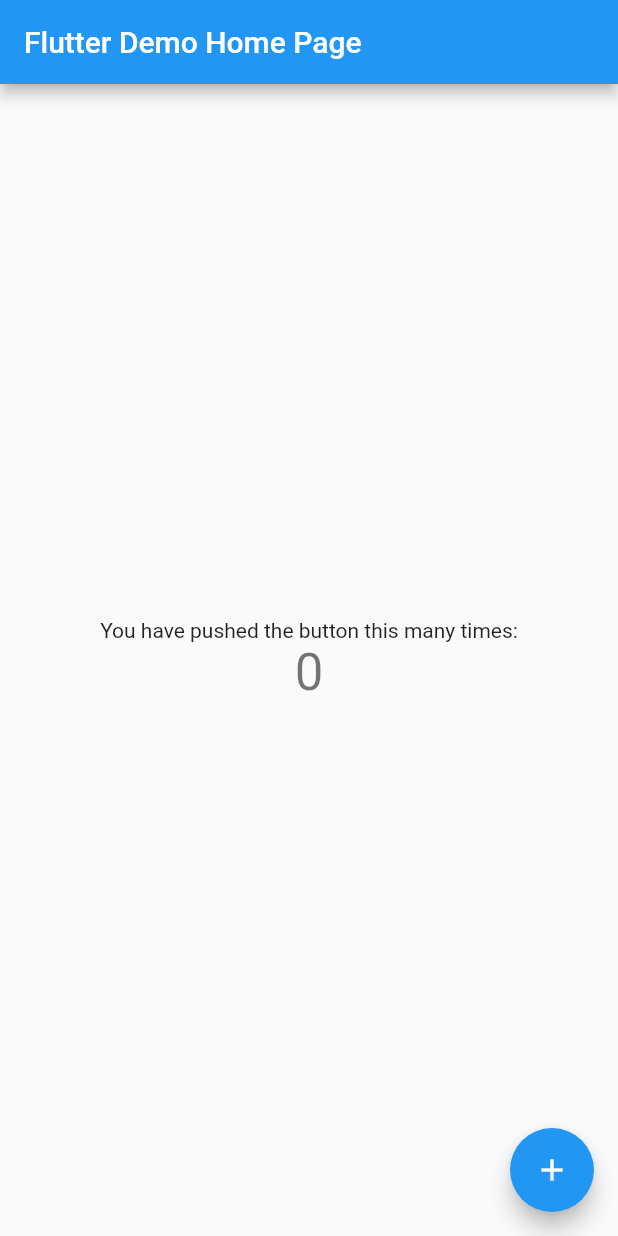
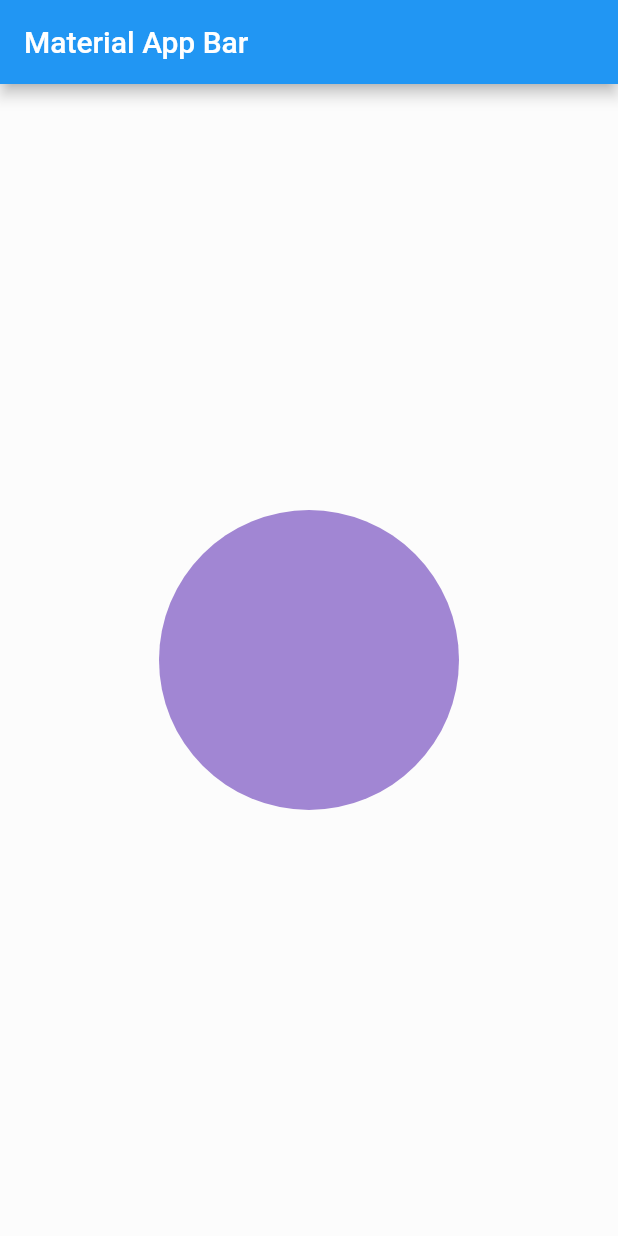
Before and after one commit to jamescardona11/flutter_art_project, a Flutter app: the screen it shows after launch, on a phone screen of 412 x 824 dp. Run offline on Flutter 3.47's test engine with Material 2 defaults, Android fonts, the phone set to English and light mode, and no system bars.

Commit message:
create particle, list and basic view

```diff
--- a/lib/main.dart
+++ b/lib/main.dart
@@ -1,113 +1,21 @@
 import 'package:flutter/material.dart';
 
-void main() {
-  runApp(MyApp());
-}
+import 'views/particles/particle_view.dart';
+
+void main() => runApp(MyApp());
 
 class MyApp extends StatelessWidget {
-  // This widget is the root of your application.
   @override
   Widget build(BuildContext context) {
     return MaterialApp(
-      title: 'Flutter Demo',
-      theme: ThemeData(
-        // This is the theme of your application.
-        //
-        // Try running your application with "flutter run". You'll see the
-        // application has a blue toolbar. Then, without quitting the app, try
-        // changing the primarySwatch below to Colors.green and then invoke
-        // "hot reload" (press "r" in the console where you ran "flutter run",
-        // or simply save your changes to "hot reload" in a Flutter IDE).
-        // Notice that the counter didn't reset back to zero; the application
-        // is not restarted.
-        primarySwatch: Colors.blue,
+      title: 'Material App',
+      debugShowCheckedModeBanner: false,
+      home: Scaffold(
+        appBar: AppBar(
+          title: Text('Material App Bar'),
+        ),
+        body: ParticleView(),
       ),
-      home: MyHomePage(title: 'Flutter Demo Home Page'),
     );
   }
 }
-
-class MyHomePage extends StatefulWidget {
-  MyHomePage({Key key, this.title}) : super(key: key);
-
-  // This widget is the home page of your application. It is stateful, meaning
-  // that it has a State object (defined below) that contains fields that affect
-  // how it looks.
-
-  // This class is the configuration for the state. It holds the values (in this
-  // case the title) provided by the parent (in this case the App widget) and
-  // used by the build method of the State. Fields in a Widget subclass are
-  // always marked "final".
-
-  final String title;
-
-  @override
-  _MyHomePageState createState() => _MyHomePageState();
-}
-
-class _MyHomePageState extends State<MyHomePage> {
-  int _counter = 0;
-
-  void _incrementCounter() {
-    setState(() {
-      // This call to setState tells the Flutter framework that something has
-      // changed in this State, which causes it to rerun the build method below
-      // so that the display can reflect the updated values. If we changed
-      // _counter without calling setState(), then the build method would not be
-      // called again, and so nothing would appear to happen.
-      _counter++;
-    });
-  }
-
-  @override
-  Widget build(BuildContext context) {
-    // This method is rerun every time setState is called, for instance as done
-    // by the _incrementCounter method above.
-    //
-    // The Flutter framework has been optimized to make rerunning build methods
-    // fast, so that you can just rebuild anything that needs updating rather
-    // than having to individually change instances of widgets.
-    return Scaffold(
-      appBar: AppBar(
-        // Here we take the value from the MyHomePage object that was created by
-        // the App.build method, and use it to set our appbar title.
-        title: Text(widget.title),
-      ),
-      body: Center(
-        // Center is a layout widget. It takes a single child and positions it
-        // in the middle of the parent.
-        child: Column(
-          // Column is also a layout widget. It takes a list of children and
-          // arranges them vertically. By default, it sizes itself to fit its
-          // children horizontally, and tries to be as tall as its parent.
-          //
-          // Invoke "debug painting" (press "p" in the console, choose the
-          // "Toggle Debug Paint" action from the Flutter Inspector in Android
-          // Studio, or the "Toggle Debug Paint" command in Visual Studio Code)
-          // to see the wireframe for each widget.
-          //
-          // Column has various properties to control how it sizes itself and
-          // how it positions its children. Here we use mainAxisAlignment to
-          // center the children vertically; the main axis here is the vertical
-          // axis because Columns are vertical (the cross axis would be
-          // horizontal).
-          mainAxisAlignment: MainAxisAlignment.center,
-          children: <Widget>[
-            Text(
-              'You have pushed the button this many times:',
-            ),
-            Text(
-              '$_counter',
-              style: Theme.of(context).textTheme.headline4,
-            ),
-          ],
-        ),
-      ),
-      floatingActionButton: FloatingActionButton(
-        onPressed: _incrementCounter,
-        tooltip: 'Increment',
-        child: Icon(Icons.add),
-      ), // This trailing comma makes auto-formatting nicer for build methods.
-    );
-  }
-}
--- /dev/null
+++ b/lib/views/particles/my_painter.dart
@@ -0,0 +1,18 @@
+import 'package:flutter/material.dart';
+
+class MyPainterClass extends CustomPainter {
+  @override
+  void paint(Canvas canvas, Size size) {
+    final dx = size.width / 2;
+    final dy = size.height / 2;
+    final c = Offset(dx, dy);
+
+    final radius = 100.0;
+    final paint = Paint()..color = Colors.deepPurple;
+
+    canvas.drawCircle(c, radius, paint);
+  }
+
+  @override
+  bool shouldRepaint(covariant CustomPainter oldDelegate) => true;
+}
--- /dev/null
+++ b/lib/views/particles/particle.dart
@@ -0,0 +1,16 @@
+import 'package:flutter/material.dart';
+
+class Particle {
+  final Offset position;
+  final Color color;
+
+  final double speed;
+  final double theta;
+
+  Particle({
+    this.position = const Offset(-1, -1),
+    this.color = Colors.deepPurple,
+    this.speed = 10,
+    required this.theta,
+  });
+}
--- /dev/null
+++ b/lib/views/particles/particle_view.dart
@@ -0,0 +1,52 @@
+import 'dart:math' as math;
+
+import 'package:flutter/material.dart';
+
+import 'my_painter.dart';
+import 'particle.dart';
+
+class ParticleView extends StatefulWidget {
+  ParticleView({Key? key}) : super(key: key);
+
+  @override
+  ParticleViewState createState() => ParticleViewState();
+}
+
+class ParticleViewState extends State<ParticleView> {
+  List<Particle> particles = [];
+  int total = 10;
+
+  @override
+  void initState() {
+    super.initState();
+    final rng = math.Random(DateTime.now().millisecondsSinceEpoch);
+
+    particles = List.generate(
+      total,
+      (index) => Particle(
+        color: getRandomColor(rng),
+        speed: rng.nextDouble() * 0.2,
+        theta: rng.nextDouble() * 2 * math.pi,
+      ),
+    );
+  }
+
+  @override
+  Widget build(BuildContext context) {
+    return CustomPaint(
+      painter: MyPainterClass(),
+      child: Container(
+        color: Colors.white38,
+      ),
+    );
+  }
+
+  Color getRandomColor(math.Random rng) {
+    final a = rng.nextInt(255);
+    final r = rng.nextInt(255);
+    final g = rng.nextInt(255);
+    final b = rng.nextInt(255);
+
+    return Color.fromARGB(a, r, g, b);
+  }
+}
--- a/pubspec.yaml
+++ b/pubspec.yaml
@@ -18,7 +18,7 @@ publish_to: 'none' # Remove this line if you wish to publish to pub.dev
 version: 1.0.0+1
 
 environment:
-  sdk: ">=2.7.0 <3.0.0"
+  sdk: ">=2.12.0 <3.0.0"
 
 dependencies:
   flutter:
```
Also changed, not shown: 1 other file.
